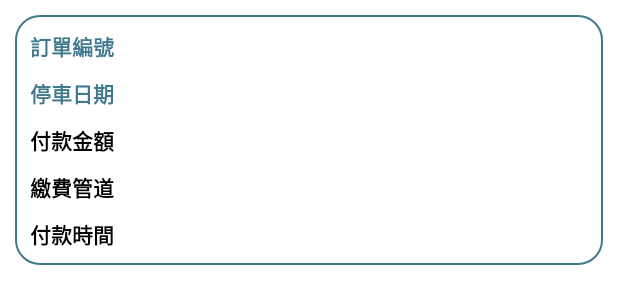
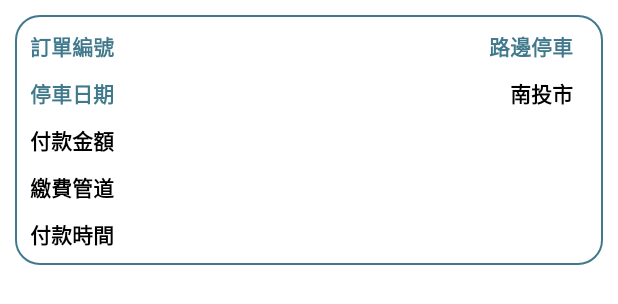
Before and after one commit to jacky7612/android_nantoupass, an Android app: the layout adapter_govpaidfee.xml on its own in the app's theme, with its tools: preview values and no code run, on a phone screen of 412 x 824 dp. Shown: the top 304 px of the screen. Run offline under Robolectric (Android 15) with nearby library versions, the light colour scheme and no system bars.

Commit message:
identify parking type in paid bill

```diff
--- a/app/src/main/java/com/jotangi/nantouparking/JackyVariant/GovpaidfeeAdapter.kt
+++ b/app/src/main/java/com/jotangi/nantouparking/JackyVariant/GovpaidfeeAdapter.kt
@@ -4,6 +4,7 @@ import android.view.LayoutInflater
 import android.view.ViewGroup
 import androidx.recyclerview.widget.RecyclerView
 import com.jotangi.nantouparking.databinding.AdapterGovpaidfeeBinding
+import com.jotangi.nantouparking.ui.main.parkingFee.licensePlateHistory.ParkingLicensePlateHistoryFragment
 import com.jotangi.payStation.Model.ApiModel.DataGovParkingFeePaidVO
 
 class GovpaidfeeAdapter(private val list: MutableList<DataGovParkingFeePaidVO>) :
@@ -19,6 +20,11 @@ class GovpaidfeeAdapter(private val list: MutableList<DataGovParkingFeePaidVO>)
 
         fun bind(data: DataGovParkingFeePaidVO) {
             binding.apply {
+                if(ParkingLicensePlateHistoryFragment.parkingCurPage.toInt() == 1 ) {
+                    parkType.text = "路邊停車"
+                } else {
+                    parkType.text = "停車場"
+                }
                 tvTicket .text   = data.ticket ?: ""
                 tvArea.text      = data.area ?: ""
                 tvParkDate.text  = data.parkDate ?: ""
--- a/app/src/main/java/com/jotangi/nantouparking/ui/main/parkingFee/licensePlateHistory/ParkingLicensePlateHistoryFragment.kt
+++ b/app/src/main/java/com/jotangi/nantouparking/ui/main/parkingFee/licensePlateHistory/ParkingLicensePlateHistoryFragment.kt
@@ -50,7 +50,9 @@ class ParkingLicensePlateHistoryFragment :
     private val PARKING_TYPE_ROAD = "1"
     private val PARKING_TYPE_GARAGE = "2"
     private val PARKING_TYPE_GARAGE_LIST = "3"
-    private var parkingCurPage = "1"
+    companion object {
+        var parkingCurPage = "1"
+    }
 var call = false
     override fun getToolBar(): ToolbarIncludeBinding = binding!!.toolbarInclude
 
--- a/app/src/main/res/layout/adapter_govpaidfee.xml
+++ b/app/src/main/res/layout/adapter_govpaidfee.xml
@@ -7,6 +7,19 @@
     android:layout_margin="10dp"
     android:background="@drawable/rounded_border_spinner"
     android:elevation="50dp">
+
+    <TextView
+        android:layout_marginTop="10dp"
+        android:layout_marginRight="20dp"
+        android:textStyle="bold"
+        android:id="@+id/park_type"
+        android:layout_width="wrap_content"
+        android:layout_height="wrap_content"
+        android:text="路邊停車"
+        android:textColor="#40798C"
+        android:textSize="14sp"
+        app:layout_constraintEnd_toEndOf="parent"
+        app:layout_constraintTop_toTopOf="parent" />
 
     <TextView
         android:textStyle="bold"
@@ -19,7 +32,18 @@
         android:textSize="14sp"
         app:layout_constraintStart_toStartOf="parent"
         app:layout_constraintTop_toTopOf="parent" />
-
+    <TextView
+        android:textStyle="bold"
+        android:id="@+id/city"
+        android:layout_marginTop="10dp"
+        android:layout_marginRight="20dp"
+        android:layout_width="wrap_content"
+        android:layout_height="wrap_content"
+        android:text="南投市"
+        android:textColor="@color/black"
+        android:textSize="14sp"
+        app:layout_constraintEnd_toEndOf="parent"
+        app:layout_constraintTop_toBottomOf="@+id/tv_ticket_title" />
     <TextView
         android:textStyle="bold"
         android:visibility="gone"
```
